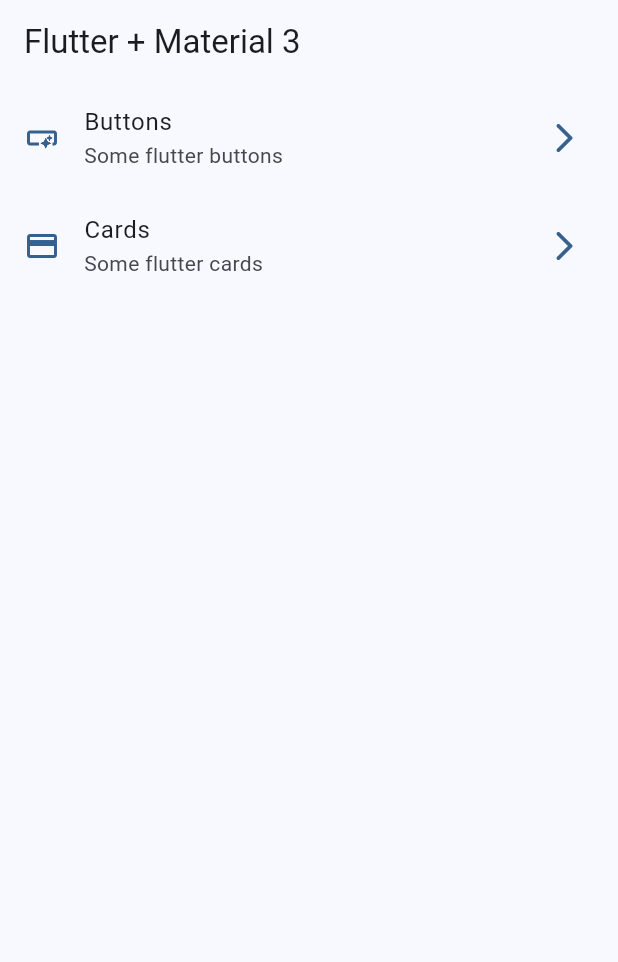
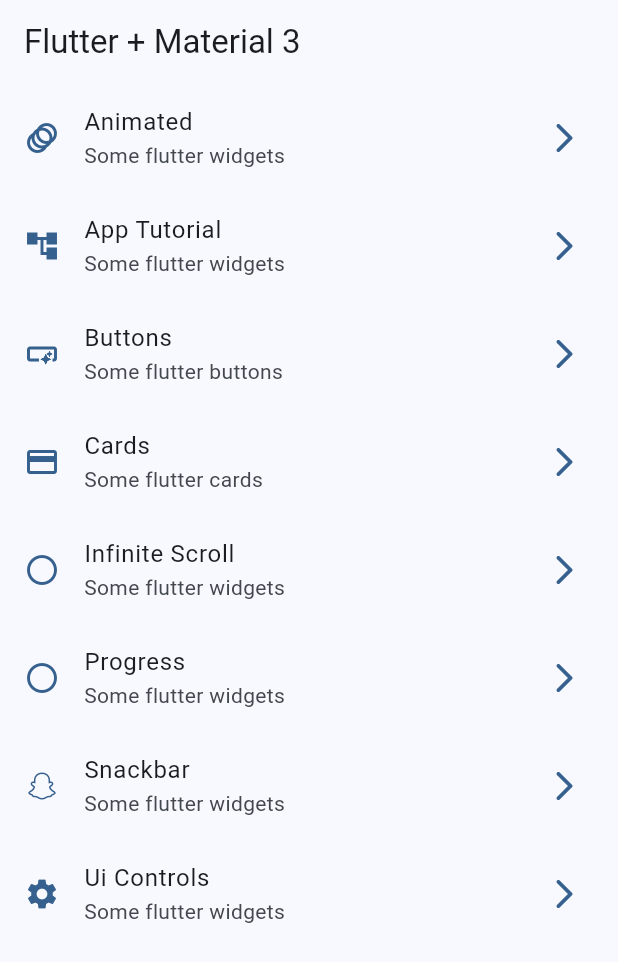
Before and after one commit to matiasbaez/flutter-widgets, a Flutter app: the screen it shows after launch, on a phone screen of 412 x 824 dp. Shown: the top 962 px of the screen. Run offline on Flutter 3.47's test engine with Material 3 defaults, Android fonts, the phone set to English and light mode, and no system bars; our stand-ins replace go_router.

Commit message:
Added new screens and update routes

```diff
--- a/lib/config/menu/menu_items.dart
+++ b/lib/config/menu/menu_items.dart
@@ -18,6 +18,12 @@ class MenuItem {
 }
 
 const appMenuItems = <MenuItem>[
+  MenuItem(title: 'Animated', subtitle: 'Some flutter widgets', link: '/animated', icon: Icons.animation_outlined),
+  MenuItem(title: 'App Tutorial', subtitle: 'Some flutter widgets', link: '/tutorial', icon: Icons.account_tree),
   MenuItem(title: 'Buttons', subtitle: 'Some flutter buttons', link: '/buttons', icon: Icons.smart_button_outlined),
   MenuItem(title: 'Cards', subtitle: 'Some flutter cards', link: '/cards', icon: Icons.credit_card),
+  MenuItem(title: 'Infinite Scroll', subtitle: 'Some flutter widgets', link: '/infinite', icon: Icons.circle_outlined),
+  MenuItem(title: 'Progress', subtitle: 'Some flutter widgets', link: '/progress', icon: Icons.circle_outlined),
+  MenuItem(title: 'Snackbar', subtitle: 'Some flutter widgets', link: '/snackbar', icon: Icons.snapchat),
+  MenuItem(title: 'Ui Controls', subtitle: 'Some flutter widgets', link: '/uicontrols', icon: Icons.settings),
 ];
--- a/lib/config/router/app_router.dart
+++ b/lib/config/router/app_router.dart
@@ -15,6 +15,18 @@ final GoRouter appRouter = GoRouter(
       routes: <RouteBase>[
 
         GoRoute(
+          path: 'animated',
+          name: AnimatedScreen.name,
+          builder: (BuildContext context, GoRouterState state) => const AnimatedScreen(),
+        ),
+
+        GoRoute(
+          path: 'tutorial',
+          name: AppTutorialScreen.name,
+          builder: (BuildContext context, GoRouterState state) => const AppTutorialScreen(),
+        ),
+
+        GoRoute(
           path: 'buttons',
           name: ButtonsScreen.name,
           builder: (BuildContext context, GoRouterState state) => const ButtonsScreen(),
@@ -26,6 +38,30 @@ final GoRouter appRouter = GoRouter(
           builder: (BuildContext context, GoRouterState state) => const CardsScreen(),
         ),
 
+        GoRoute(
+          path: 'infinite',
+          name: InfiniteScrollScreen.name,
+          builder: (BuildContext context, GoRouterState state) => const InfiniteScrollScreen(),
+        ),
+
+        GoRoute(
+          path: 'progress',
+          name: ProgressScreen.name,
+          builder: (BuildContext context, GoRouterState state) => const ProgressScreen(),
+        ),
+
+        GoRoute(
+          path: 'snackbar',
+          name: SnackbarScreen.name,
+          builder: (BuildContext context, GoRouterState state) => const SnackbarScreen(),
+        ),
+
+        GoRoute(
+          path: 'uicontrols',
+          name: UiControlScreen.name,
+          builder: (BuildContext context, GoRouterState state) => const UiControlScreen(),
+        ),
+
       ],
     ),
   ],
--- /dev/null
+++ b/lib/presentation/screens/animated/animated_screen.dart
@@ -0,0 +1,16 @@
+
+import 'package:flutter/material.dart';
+
+class AnimatedScreen extends StatelessWidget {
+
+  static const String name = 'animated_screen';
+
+  const AnimatedScreen({super.key});
+
+  @override
+  Widget build(BuildContext context) {
+    return Scaffold(
+      appBar: AppBar(title: const Text('Animated Screen')),
+    );
+  }
+}
--- /dev/null
+++ b/lib/presentation/screens/app_tutorial/app_tutorial_screen.dart
@@ -0,0 +1,16 @@
+
+import 'package:flutter/material.dart';
+
+class AppTutorialScreen extends StatelessWidget {
+
+  static const String name = 'tutorial_screen';
+
+  const AppTutorialScreen({super.key});
+
+  @override
+  Widget build(BuildContext context) {
+    return Scaffold(
+      appBar: AppBar(title: const Text('App Tutorial Screen')),
+    );
+  }
+}
--- /dev/null
+++ b/lib/presentation/screens/infinite_scroll/infinite_scroll_screen.dart
@@ -0,0 +1,17 @@
+
+
+import 'package:flutter/material.dart';
+
+class InfiniteScrollScreen extends StatelessWidget {
+
+  static const String name = 'infinite_screen';
+
+  const InfiniteScrollScreen({super.key});
+
+  @override
+  Widget build(BuildContext context) {
+    return Scaffold(
+      appBar: AppBar(title: const Text('Infinite Scroll Screen')),
+    );
+  }
+}
--- /dev/null
+++ b/lib/presentation/screens/progress/progress_screen.dart
@@ -0,0 +1,16 @@
+
+import 'package:flutter/material.dart';
+
+class ProgressScreen extends StatelessWidget {
+
+  static const String name = 'progress_screen';
+
+  const ProgressScreen({super.key});
+
+  @override
+  Widget build(BuildContext context) {
+    return Scaffold(
+      appBar: AppBar(title: const Text('Progress Screen')),
+    );
+  }
+}
--- a/lib/presentation/screens/screens.dart
+++ b/lib/presentation/screens/screens.dart
@@ -1,4 +1,10 @@
 
+export 'package:widgets_app/presentation/screens/animated/animated_screen.dart';
+export 'package:widgets_app/presentation/screens/app_tutorial/app_tutorial_screen.dart';
 export 'package:widgets_app/presentation/screens/buttons/buttons_screen.dart';
 export 'package:widgets_app/presentation/screens/cards/cards_screen.dart';
 export 'package:widgets_app/presentation/screens/home/home_screen.dart';
+export 'package:widgets_app/presentation/screens/infinite_scroll/infinite_scroll_screen.dart';
+export 'package:widgets_app/presentation/screens/progress/progress_screen.dart';
+export 'package:widgets_app/presentation/screens/snackbar/snackbar_screen.dart';
+export 'package:widgets_app/presentation/screens/ui_controls/ui_controls_screen.dart';
--- /dev/null
+++ b/lib/presentation/screens/snackbar/snackbar_screen.dart
@@ -0,0 +1,16 @@
+
+import 'package:flutter/material.dart';
+
+class SnackbarScreen extends StatelessWidget {
+
+  static const String name = 'snackbar_screen';
+
+  const SnackbarScreen({super.key});
+
+  @override
+  Widget build(BuildContext context) {
+    return Scaffold(
+      appBar: AppBar(title: const Text('Snackbar Screen')),
+    );
+  }
+}
```
Also changed, not shown: lib/presentation/screens/ui_controls/ui_controls_screen.dart (added, +16 -0 lines).
